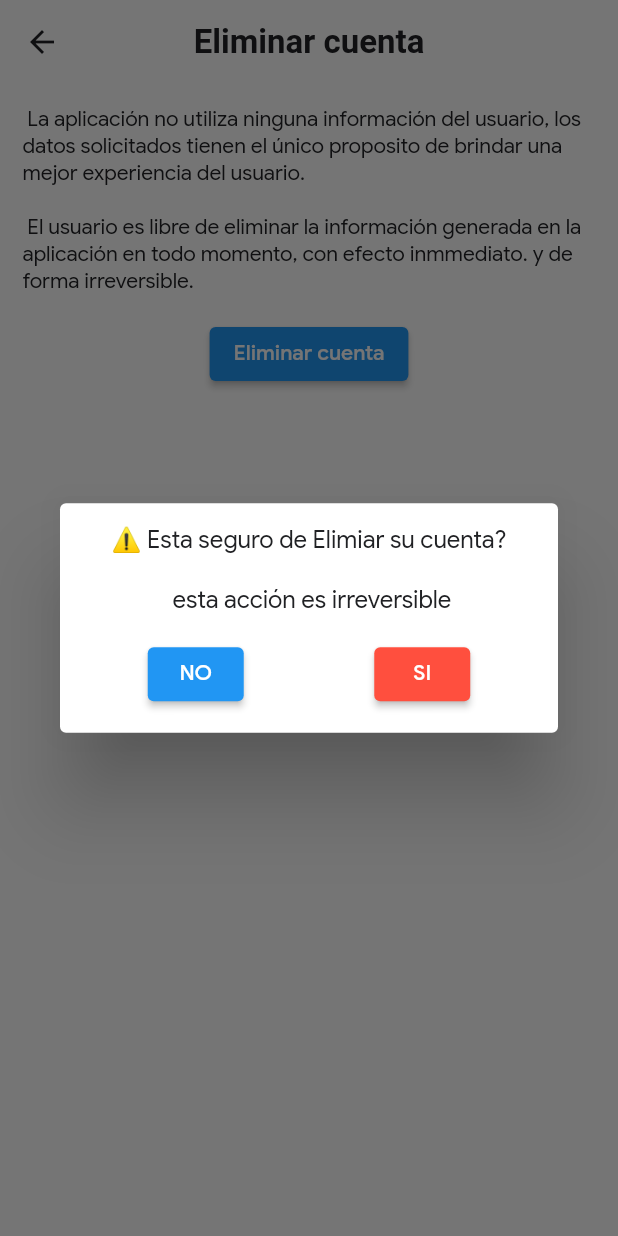
After one commit to armandohackcode/app-events, a Flutter app: the DeleteAccount screen opened directly, after a tap on "Eliminar cuenta", on a phone screen of 412 x 824 dp. The commit adds this screen. Run offline on Flutter 3.47's test engine with Material 2 defaults, Android fonts, the phone set to English and light mode, and no system bars; our stand-ins replace animate_do, cloud_firestore, firebase_auth, firebase_core, flutter_svg, google_sign_in and 7 more; missing offline and left inert: any_link_preview, qr_code_scanner; accounts and stored records are empty.

Commit message:
Versión preliminar

```diff
--- a/lib/bloc/sign_in_social_network.dart
+++ b/lib/bloc/sign_in_social_network.dart
@@ -125,6 +125,7 @@ class SignInSocialNetworkProvider extends ChangeNotifier {
     // Firebase, the nonce in the id token returned by Apple, is expected to
     // match the sha256 hash of `rawNonce`.
     try {
+      loadingAuth = true;
       final rawNonce = generateNonce();
       final nonce = sha256ofString(rawNonce);
 
@@ -154,6 +155,10 @@ class SignInSocialNetworkProvider extends ChangeNotifier {
       // if (res == true) {
       //   isAuth = true;
       // }
+      await DataCenter().addCompetitor(
+          name: _userInfo.displayName ?? "Anónimo",
+          token: "",
+          photoUrl: _userInfo.photoURL ?? "");
       loadingAuth = false;
     } on FirebaseAuthException catch (e) {
       loadingAuth = false;
--- /dev/null
+++ b/lib/screens/delete_account.dart
@@ -0,0 +1,49 @@
+import 'package:app_events/bloc/data_center.dart';
+import 'package:app_events/bloc/sign_in_social_network.dart';
+import 'package:app_events/widgets/utils/modal_confirm.dart';
+import 'package:flutter/material.dart';
+import 'package:provider/provider.dart';
+
+class DeleteAccount extends StatelessWidget {
+  const DeleteAccount({super.key});
+
+  @override
+  Widget build(BuildContext context) {
+    final auth = Provider.of<SignInSocialNetworkProvider>(context);
+    final data = Provider.of<DataCenter>(context);
+    return Scaffold(
+      appBar: AppBar(
+        title: const Text("Eliminar cuenta"),
+      ),
+      body: Column(children: [
+        const Padding(
+          padding: EdgeInsets.all(15.0),
+          child: Text(
+              " La aplicación no utiliza ninguna información del usuario, los datos solicitados tienen el único proposito de brindar una mejor experiencia del usuario. \n\n El usuario es libre de eliminar la información generada en la aplicación en todo momento, con efecto inmmediato. y de forma irreversible."),
+        ),
+        Center(
+            child: ElevatedButton(
+                onPressed: () async {
+                  var res = await showDialog<bool?>(
+                    context: context,
+                    barrierDismissible: false,
+                    builder: (_) => const ModalConfirm(
+                      text:
+                          "⚠️ Esta seguro de Elimiar su cuenta? \n\n esta acción es irreversible",
+                    ),
+                  );
+                  // print(res);
+                  if (res == true) {
+                    data.userCompetitor = null;
+                    auth.isAuth = false;
+                    await auth.logOut();
+                    if (context.mounted) {
+                      Navigator.of(context).pop();
+                    }
+                  }
+                },
+                child: const Text("Eliminar cuenta")))
+      ]),
+    );
+  }
+}
--- a/lib/screens/schedule_detail.dart
+++ b/lib/screens/schedule_detail.dart
@@ -134,9 +134,9 @@ class _ButtonWorkshopState extends State<ButtonWorkshop> {
         ),
       );
     }
-    print(DateTime.parse(widget.info.openDate!)
-        .difference(DateTime.now())
-        .inSeconds);
+    // print(DateTime.parse(widget.info.openDate!)
+    //     .difference(DateTime.now())
+    //     .inSeconds);
     if ((DateTime.tryParse(widget.info.openDate!)
                 ?.difference(DateTime.now())
                 .inSeconds ??
--- a/lib/screens/sing_in_screen.dart
+++ b/lib/screens/sing_in_screen.dart
@@ -78,6 +78,7 @@ class SignInScreen extends StatelessWidget {
                             ),
                           ),
                           onPressed: () async {
+                            // print("click");
                             await auth.appleAuth();
                           },
                           child: Row(
--- /dev/null
+++ b/lib/widgets/utils/modal_confirm.dart
@@ -0,0 +1,40 @@
+import 'package:app_events/constants.dart';
+import 'package:flutter/material.dart';
+
+class ModalConfirm extends StatelessWidget {
+  final String text;
+  const ModalConfirm({super.key, required this.text});
+
+  @override
+  Widget build(BuildContext context) {
+    return SimpleDialog(
+      contentPadding: const EdgeInsets.all(15),
+      children: [
+        Text(
+          text,
+          textAlign: TextAlign.center,
+        ),
+        const SizedBox(
+          height: 15,
+        ),
+        Row(
+          mainAxisAlignment: MainAxisAlignment.spaceAround,
+          children: [
+            ElevatedButton(
+                onPressed: () {
+                  Navigator.of(context).pop(false);
+                },
+                child: const Text("NO")),
+            ElevatedButton(
+                style: ElevatedButton.styleFrom(
+                    backgroundColor: AppStyles.colorBaseRed),
+                onPressed: () {
+                  Navigator.of(context).pop(true);
+                },
+                child: const Text("SI")),
+          ],
+        )
+      ],
+    );
+  }
+}
--- a/pubspec.yaml
+++ b/pubspec.yaml
@@ -16,7 +16,7 @@ publish_to: 'none' # Remove this line if you wish to publish to pub.dev
 # https://developer.apple.com/library/archive/documentation/General/Reference/InfoPlistKeyReference/Articles/CoreFoundationKeys.html
 # In Windows, build-name is used as the major, minor, and patch parts
 # of the product and file versions while build-number is used as the build suffix.
-version: 1.3.5+4
+version: 1.4.2+5
 
 environment:
   sdk: '>=2.19.2 <3.0.0'
```
Also changed, not shown: lib/bloc/data_center.dart (+53 -8 lines), lib/screens/attendies_screen.dart (added, +149 -0 lines), lib/screens/home.dart (+13 -5 lines), lib/screens/profile_screen.dart (+73 -52 lines), 4 other files.
